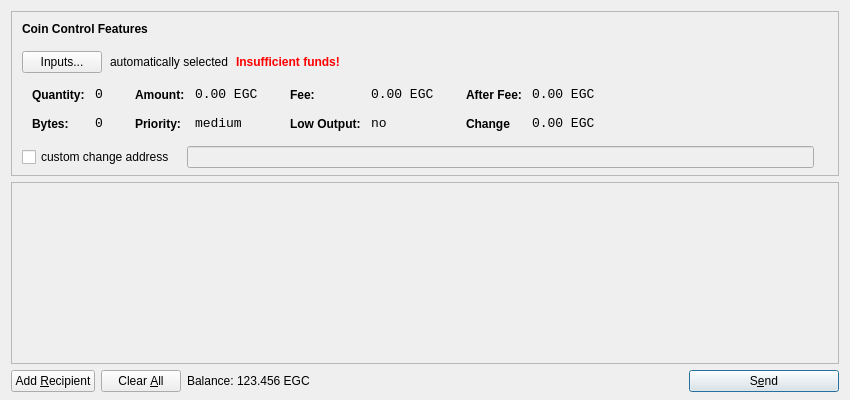
EverGreenCoinDev/EverGreenCoin, file src/qt/forms/sendcoinsdialog.ui: the form before one commit.
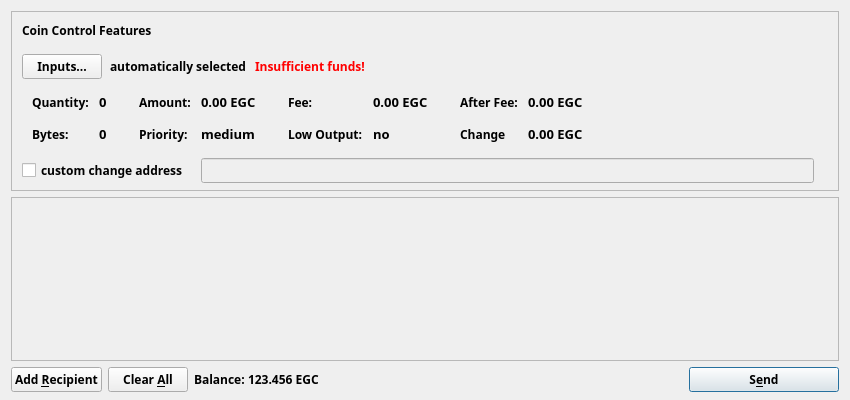
The form after the commit. Icons and pictures are not drawn.

```diff
--- a/src/qt/forms/sendcoinsdialog.ui
+++ b/src/qt/forms/sendcoinsdialog.ui
@@ -31,6 +31,13 @@
        <height>16777215</height>
       </size>
      </property>
+     <property name="font">
+      <font>
+       <family>Typola</family>
+       <weight>75</weight>
+       <bold>true</bold>
+      </font>
+     </property>
      <property name="frameShape">
       <enum>QFrame::StyledPanel</enum>
      </property>
@@ -79,6 +86,7 @@
             </property>
             <property name="font">
              <font>
+              <family>Typola</family>
               <weight>75</weight>
               <bold>true</bold>
              </font>
@@ -103,6 +111,13 @@
           </property>
           <item>
            <widget class="QPushButton" name="pushButtonCoinControl">
+            <property name="font">
+             <font>
+              <family>Typola</family>
+              <weight>75</weight>
+              <bold>true</bold>
+             </font>
+            </property>
             <property name="styleSheet">
              <string notr="true"/>
             </property>
@@ -113,6 +128,13 @@
           </item>
           <item>
            <widget class="QLabel" name="labelCoinControlAutomaticallySelected">
+            <property name="font">
+             <font>
+              <family>Typola</family>
+              <weight>75</weight>
+              <bold>true</bold>
+             </font>
+            </property>
             <property name="text">
              <string>automatically selected</string>
             </property>
@@ -125,6 +147,7 @@
            <widget class="QLabel" name="labelCoinControlInsuffFunds">
             <property name="font">
              <font>
+              <family>Typola</family>
               <weight>75</weight>
               <bold>true</bold>
              </font>
@@ -142,6 +165,13 @@
           </item>
           <item>
            <spacer name="horizontalSpacerCoinControl">
+            <property name="font">
+             <font>
+              <family>Typola</family>
+              <weight>75</weight>
+              <bold>true</bold>
+             </font>
+            </property>
             <property name="orientation">
              <enum>Qt::Horizontal</enum>
             </property>
@@ -169,6 +199,13 @@
             <height>0</height>
            </size>
           </property>
+          <property name="font">
+           <font>
+            <family>Typola</family>
+            <weight>75</weight>
+            <bold>true</bold>
+           </font>
+          </property>
           <property name="styleSheet">
            <string notr="true"/>
           </property>
@@ -215,6 +252,13 @@
                </property>
                <item row="0" column="0">
                 <widget class="QLabel" name="labelCoinControlQuantityText">
+                 <property name="font">
+                  <font>
+                   <family>Typola</family>
+                   <weight>75</weight>
+                   <bold>true</bold>
+                  </font>
+                 </property>
                  <property name="styleSheet">
                   <string notr="true">font-weight:bold;</string>
                  </property>
@@ -230,8 +274,10 @@
                 <widget class="QLabel" name="labelCoinControlQuantity">
                  <property name="font">
                   <font>
-                   <family>Monospace</family>
+                   <family>Typola</family>
                    <pointsize>10</pointsize>
+                   <weight>75</weight>
+                   <bold>true</bold>
                   </font>
                  </property>
                  <property name="cursor">
@@ -253,6 +299,13 @@
                </item>
                <item row="1" column="0">
                 <widget class="QLabel" name="labelCoinControlBytesText">
+                 <property name="font">
+                  <font>
+                   <family>Typola</family>
+                   <weight>75</weight>
+                   <bold>true</bold>
+                  </font>
+                 </property>
                  <property name="styleSheet">
                   <string notr="true">font-weight:bold;</string>
                  </property>
@@ -265,8 +318,10 @@
                 <widget class="QLabel" name="labelCoinControlBytes">
                  <property name="font">
                   <font>
-                   <family>Monospace</family>
+                   <family>Typola</family>
                    <pointsize>10</pointsize>
+                   <weight>75</weight>
+                   <bold>true</bold>
                   </font>
                  </property>
                  <property name="cursor">
@@ -304,6 +359,13 @@
                </property>
                <item row="0" column="0">
                 <widget class="QLabel" name="labelCoinControlAmountText">
+                 <property name="font">
+                  <font>
+                   <family>Typola</family>
+                   <weight>75</weight>
+                   <bold>true</bold>
+                  </font>
+                 </property>
                  <property name="styleSheet">
                   <string notr="true">font-weight:bold;</string>
                  </property>
@@ -319,8 +381,10 @@
                 <widget class="QLabel" name="labelCoinControlAmount">
                  <property name="font">
                   <font>
-                   <family>Monospace</family>
+                   <family>Typola</family>
                    <pointsize>10</pointsize>
+                   <weight>75</weight>
+                   <bold>true</bold>
                   </font>
                  </property>
                  <property name="cursor">
@@ -339,6 +403,13 @@
                </item>
                <item row="1" column="0">
                 <widget class="QLabel" name="labelCoinControlPriorityText">
+                 <property name="font">
+                  <font>
+                   <family>Typola</family>
+                   <weight>75</weight>
+                   <bold>true</bold>
+                  </font>
+                 </property>
                  <property name="styleSheet">
                   <string notr="true">font-weight:bold;</string>
                  </property>
@@ -351,8 +422,10 @@
                 <widget class="QLabel" name="labelCoinControlPriority">
                  <property name="font">
                   <font>
-                   <family>Monospace</family>
+                   <family>Typola</family>
                    <pointsize>10</pointsize>
+                   <weight>75</weight>
+                   <bold>true</bold>
                   </font>
                  </property>
                  <property name="cursor">
@@ -390,6 +463,13 @@
                </property>
                <item row="0" column="0">
                 <widget class="QLabel" name="labelCoinControlFeeText">
+                 <property name="font">
+                  <font>
+                   <family>Typola</family>
+                   <weight>75</weight>
+                   <bold>true</bold>
+                  </font>
+                 </property>
                  <property name="styleSheet">
                   <string notr="true">font-weight:bold;</string>
                  </property>
@@ -405,8 +485,10 @@
                 <widget class="QLabel" name="labelCoinControlFee">
                  <property name="font">
                   <font>
-                   <family>Monospace</family>
+                   <family>Typola</family>
                    <pointsize>10</pointsize>
+                   <weight>75</weight>
+                   <bold>true</bold>
                   </font>
                  </property>
                  <property name="cursor">
@@ -425,6 +507,13 @@
                </item>
                <item row="1" column="0">
                 <widget class="QLabel" name="labelCoinControlLowOutputText">
+                 <property name="font">
+                  <font>
+                   <family>Typola</family>
+                   <weight>75</weight>
+                   <bold>true</bold>
+                  </font>
+                 </property>
                  <property name="styleSheet">
                   <string notr="true">font-weight:bold;</string>
                  </property>
@@ -437,8 +526,10 @@
                 <widget class="QLabel" name="labelCoinControlLowOutput">
                  <property name="font">
                   <font>
-                   <family>Monospace</family>
+                   <family>Typola</family>
                    <pointsize>10</pointsize>
+                   <weight>75</weight>
+                   <bold>true</bold>
                   </font>
                  </property>
                  <property name="cursor">
@@ -476,6 +567,13 @@
                </property>
                <item row="0" column="0">
                 <widget class="QLabel" name="labelCoinControlAfterFeeText">
+                 <property name="font">
+                  <font>
+                   <family>Typola</family>
+                   <weight>75</weight>
+                   <bold>true</bold>
+                  </font>
+                 </property>
                  <property name="styleSheet">
                   <string notr="true">font-weight:bold;</string>
                  </property>
@@ -491,8 +589,10 @@
                 <widget class="QLabel" name="labelCoinControlAfterFee">
                  <property name="font">
                   <font>
-                   <family>Monospace</family>
+                   <family>Typola</family>
                    <pointsize>10</pointsize>
+                   <weight>75</weight>
+                   <bold>true</bold>
                   </font>
                  </property>
                  <property name="cursor">
@@ -511,6 +611,13 @@
                </item>
                <item row="1" column="0">
                 <widget class="QLabel" name="labelCoinControlChangeText">
+                 <property name="font">
+                  <font>
+                   <family>Typola</family>
+                   <weight>75</weight>
+                   <bold>true</bold>
+                  </font>
+                 </property>
                  <property name="styleSheet">
                   <string notr="true">font-weight:bold;</string>
                  </property>
@@ -523,8 +630,10 @@
                 <widget class="QLabel" name="labelCoinControlChange">
                  <property name="font">
                   <font>
-                   <family>Monospace</family>
+                   <family>Typola</family>
                    <pointsize>10</pointsize>
+                   <weight>75</weight>
+                   <bold>true</bold>
                   </font>
                  </property>
                  <property name="cursor">
@@ -564,6 +673,13 @@
           </property>
           <item>
            <widget class="QCheckBox" name="checkBoxCoinControlChange">
+            <property name="font">
+             <font>
+              <family>Typola</family>
+              <weight>75</weight>
+              <bold>true</bold>
+             </font>
+            </property>
             <property name="text">
              <string>custom change address</string>
             </property>
@@ -580,6 +696,13 @@
               <verstretch>0</verstretch>
              </sizepolicy>
             </property>
+            <property name="font">
+             <font>
+              <family>Typola</family>
+              <weight>75</weight>
+              <bold>true</bold>
+             </font>
+            </property>
            </widget>
           </item>
           <item>
@@ -596,6 +719,13 @@
               <height>0</height>
              </size>
             </property>
+            <property name="font">
+             <font>
+              <family>Typola</family>
+              <weight>75</weight>
+              <bold>true</bold>
+             </font>
+            </property>
             <property name="text">
              <string/>
             </property>
@@ -608,6 +738,13 @@
         </item>
         <item>
          <spacer name="verticalSpacerCoinControl">
+          <property name="font">
+           <font>
+            <family>Typola</family>
+            <weight>75</weight>
+            <bold>true</bold>
+           </font>
+          </property>
           <property name="orientation">
            <enum>Qt::Vertical</enum>
           </property>
@@ -626,6 +763,13 @@
    </item>
    <item>
     <widget class="QScrollArea" name="scrollArea">
+     <property name="font">
+      <font>
+       <family>Typola</family>
+       <weight>75</weight>
+       <bold>true</bold>
+      </font>
+     </property>
      <property name="widgetResizable">
       <bool>true</bool>
      </property>
@@ -635,7 +779,7 @@
         <x>0</x>
         <y>0</y>
         <width>830</width>
-        <height>152</height>
+        <height>178</height>
        </rect>
       </property>
       <layout class="QVBoxLayout" name="verticalLayout_2">
@@ -660,6 +804,13 @@
        </item>
        <item>
         <spacer name="verticalSpacer">
+         <property name="font">
+          <font>
+           <family>Typola</family>
+           <weight>75</weight>
+           <bold>true</bold>
+          </font>
+         </property>
          <property name="orientation">
           <enum>Qt::Vertical</enum>
          </property>
@@ -679,6 +830,13 @@
     <layout class="QHBoxLayout" name="horizontalLayout">
      <item>
       <widget class="QPushButton" name="addButton">
+       <property name="font">
+        <font>
+         <family>Typola</family>
+         <weight>75</weight>
+         <bold>true</bold>
+        </font>
+       </property>
        <property name="toolTip">
         <string>Send to multiple recipients at once</string>
        </property>
@@ -702,6 +860,13 @@
          <verstretch>0</verstretch>
         </sizepolicy>
        </property>
+       <property name="font">
+        <font>
+         <family>Typola</family>
+         <weight>75</weight>
+         <bold>true</bold>
+        </font>
+       </property>
        <property name="toolTip">
         <string>Remove all transaction fields</string>
        </property>
@@ -733,6 +898,13 @@
            <verstretch>0</verstretch>
           </sizepolicy>
          </property>
+         <property name="font">
+          <font>
+           <family>Typola</family>
+           <weight>75</weight>
+           <bold>true</bold>
+          </font>
+         </property>
          <property name="text">
           <string>Balance:</string>
          </property>
@@ -746,6 +918,13 @@
            <verstretch>0</verstretch>
           </sizepolicy>
          </property>
+         <property name="font">
+          <font>
+           <family>Typola</family>
+           <weight>75</weight>
+           <bold>true</bold>
+          </font>
+         </property>
          <property name="cursor">
           <cursorShape>IBeamCursor</cursorShape>
          </property>
@@ -761,6 +940,13 @@
      </item>
      <item>
       <spacer name="horizontalSpacer">
+       <property name="font">
+        <font>
+         <family>Typola</family>
+         <weight>75</weight>
+         <bold>true</bold>
+        </font>
+       </property>
        <property name="orientation">
         <enum>Qt::Horizontal</enum>
        </property>
@@ -780,6 +966,13 @@
          <height>0</height>
         </size>
        </property>
+       <property name="font">
+        <font>
+         <family>Typola</family>
+         <weight>75</weight>
+         <bold>true</bold>
+        </font>
+       </property>
        <property name="toolTip">
         <string>Confirm the send action</string>
        </property>
```
